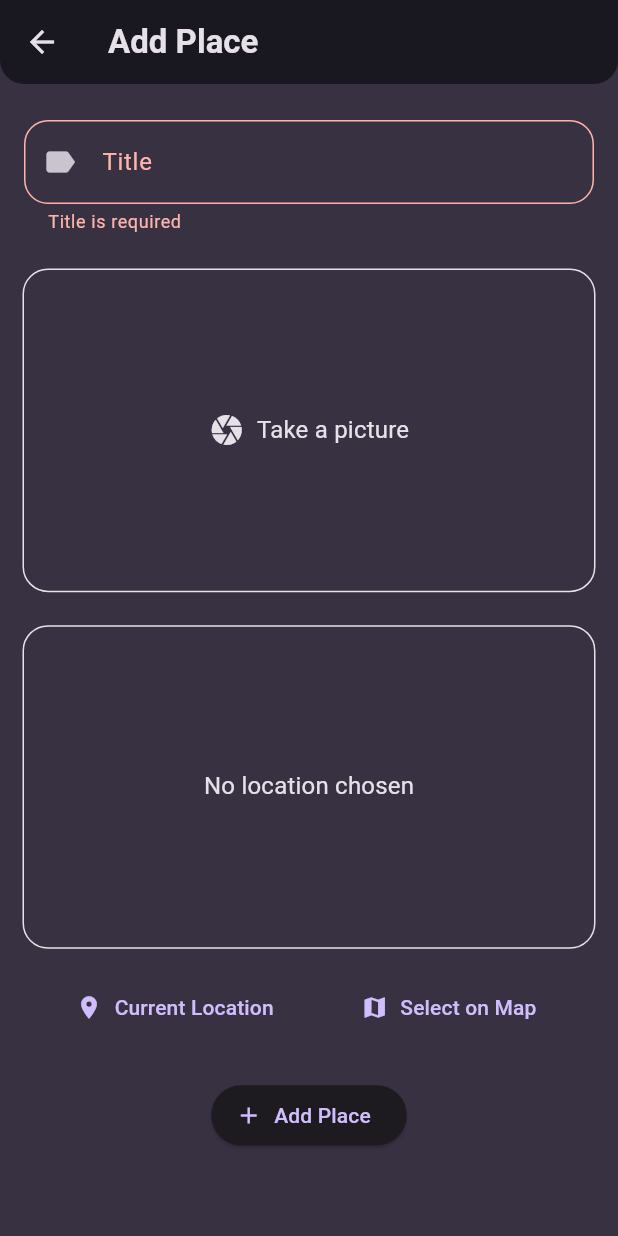
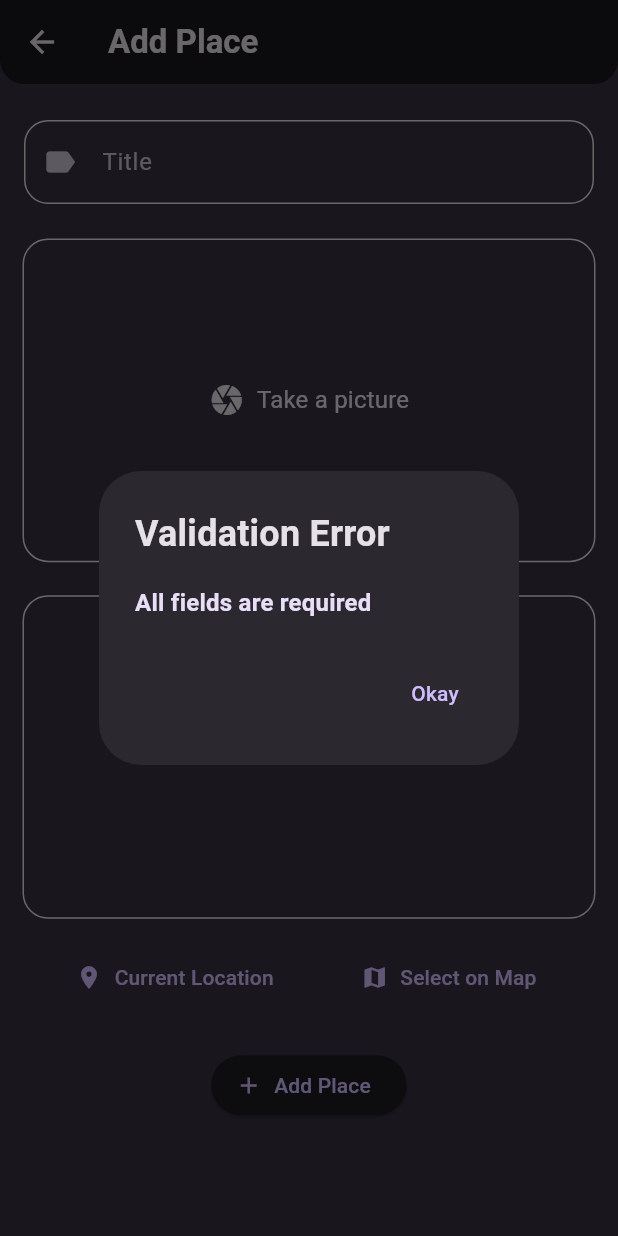
Before and after one commit to Satin3737/flutter_favorite_places_app, a Flutter app: the AddPlaceScreen screen opened directly, after a tap on "Add Place", on a phone screen of 412 x 824 dp. Run offline on Flutter 3.47's test engine with Material 3 defaults, Android fonts, the phone set to English and light mode, and no system bars; our stand-ins replace flutter_riverpod, google_fonts, google_maps_flutter, image_picker, location, sqflite; accounts and stored records are empty.

Commit message:
Added possibility to edit places, added validation, added helpers

```diff
--- /dev/null
+++ b/lib/helper/path_helper.dart
@@ -0,0 +1,17 @@
+import 'dart:io';
+
+import 'package:path/path.dart' as path;
+import 'package:path_provider/path_provider.dart' as syspaths;
+
+class PathHelper {
+  static late final Directory appDir;
+
+  static Future<void> init() async {
+    appDir = await syspaths.getApplicationDocumentsDirectory();
+  }
+
+  static Future<File> copyImage(File image) async {
+    final fileName = path.basename(image.path);
+    return await image.copy('${appDir.path}/$fileName');
+  }
+}
--- a/lib/screens/add_place_screen.dart
+++ b/lib/screens/add_place_screen.dart
@@ -1,43 +1,112 @@
 import 'dart:io';
 
 import 'package:flutter/material.dart';
+import 'package:flutter_favorite_places_app/helper/path_helper.dart';
+import 'package:flutter_favorite_places_app/models/place.dart';
 import 'package:flutter_favorite_places_app/models/place_location.dart';
 import 'package:flutter_favorite_places_app/providers/places_provider.dart';
 import 'package:flutter_favorite_places_app/widgets/image_input.dart';
 import 'package:flutter_favorite_places_app/widgets/location_input.dart';
+import 'package:flutter_favorite_places_app/widgets/validation_dialog.dart';
 import 'package:flutter_riverpod/flutter_riverpod.dart';
 
 class AddPlaceScreen extends ConsumerStatefulWidget {
-  const AddPlaceScreen({super.key});
+  const AddPlaceScreen({super.key, this.editPlace});
+
+  final Place? editPlace;
 
   @override
   ConsumerState<AddPlaceScreen> createState() => _AddPlaceScreenState();
 }
 
 class _AddPlaceScreenState extends ConsumerState<AddPlaceScreen> {
-  final _formKey = GlobalKey<FormState>();
-  String _title = '';
+  final _titleController = TextEditingController();
   File? _image;
   PlaceLocation? _location;
 
-  void _saveForm() {
-    if (_formKey.currentState!.validate() &&
-        _image != null &&
-        _location != null) {
-      _formKey.currentState!.save();
+  @override
+  void initState() {
+    super.initState();
 
-      ref.read(placesProvider.notifier).addPlace(
-            title: _title,
+    if (widget.editPlace != null) {
+      _titleController.text = widget.editPlace!.title;
+      _image = widget.editPlace!.image;
+      _location = widget.editPlace!.location;
+    }
+  }
+
+  void _showErrorDialog(String message) {
+    showDialog(
+      context: context,
+      builder: (ctx) => ValidationDialog(message: message),
+    );
+  }
+
+  bool _validateForm() {
+    final title = _titleController.text.trim();
+
+    if (title.isEmpty && _image == null && _location == null) {
+      _showErrorDialog('All fields are required');
+      return false;
+    }
+
+    if (title.isEmpty) {
+      _showErrorDialog('Title is required');
+      return false;
+    }
+    if (title.length < 2) {
+      _showErrorDialog('Title must be at least 2 characters long');
+      return false;
+    }
+    if (_image == null) {
+      _showErrorDialog('Image is required');
+      return false;
+    }
+    if (_location == null) {
+      _showErrorDialog('Location is required');
+      return false;
+    }
+
+    return true;
+  }
+
+  void _saveForm() async {
+    final title = _titleController.text.trim();
+
+    if (_validateForm()) {
+      final notifier = ref.read(placesProvider.notifier);
+
+      if (widget.editPlace == null) {
+        notifier.addPlace(
+          title: title,
           image: _image!,
           location: _location!,
         );
+      } else {
+        notifier.updatePlace(
+          id: widget.editPlace!.id,
+          title: title,
+          image: widget.editPlace!.image != _image
+              ? await PathHelper.copyImage(_image!)
+              : _image!,
+          location: _location!,
+        );
+      }
 
+      if (context.mounted) {
         Navigator.of(context).pop();
+      }
     }
   }
 
   void _selectImage(File image) => _image = image;
   void _selectLocation(PlaceLocation location) => _location = location;
+
+  @override
+  void dispose() {
+    _titleController.dispose();
+    super.dispose();
+  }
 
   @override
   Widget build(BuildContext context) {
@@ -50,12 +119,11 @@ class _AddPlaceScreenState extends ConsumerState<AddPlaceScreen> {
       ),
       body: SingleChildScrollView(
         padding: const EdgeInsets.symmetric(horizontal: 16, vertical: 24),
-        child: Form(
-          key: _formKey,
         child: Column(
           spacing: 24,
           children: [
-              TextFormField(
+            TextField(
+              controller: _titleController,
               style: TextStyle(color: cScheme.onSurface),
               decoration: InputDecoration(
                 labelText: 'Title',
@@ -68,28 +136,25 @@ class _AddPlaceScreenState extends ConsumerState<AddPlaceScreen> {
                   borderRadius: BorderRadius.circular(16),
                 ),
               ),
-                validator: (value) {
-                  if (value == null || value.isEmpty) {
-                    return 'Title is required';
-                  }
-                  if (value.trim().length < 2) {
-                    return 'Title must be at least 2 characters long';
-                  }
-                  return null;
-                },
-                onSaved: (value) => _title = value!,
             ),
-              ImageInput(onSelectImage: _selectImage),
-              LocationInput(onSelectLocation: _selectLocation),
+            ImageInput(
+              currentImage: _image,
+              onSelectImage: _selectImage,
+            ),
+            LocationInput(
+              currentLocation: _location,
+              onSelectLocation: _selectLocation,
+            ),
             ElevatedButton.icon(
               icon: Icon(Icons.add),
-                label: Text('Add Place'),
+              label: Text(
+                widget.editPlace == null ? 'Add Place' : 'Update Place',
+              ),
               onPressed: _saveForm,
             ),
           ],
         ),
       ),
-      ),
     );
   }
 }
--- a/lib/screens/places_screen.dart
+++ b/lib/screens/places_screen.dart
@@ -1,5 +1,6 @@
 import 'package:flutter/material.dart';
 import 'package:flutter_favorite_places_app/helper/db_helper.dart';
+import 'package:flutter_favorite_places_app/helper/path_helper.dart';
 import 'package:flutter_favorite_places_app/providers/places_provider.dart';
 import 'package:flutter_favorite_places_app/screens/add_place_screen.dart';
 import 'package:flutter_favorite_places_app/widgets/places_list.dart';
@@ -22,6 +23,7 @@ class _PlacesScreenState extends ConsumerState<PlacesScreen> {
   }
 
   Future<void> _initPlacesDb() async {
+    await PathHelper.init();
     await DbHelper.init();
     return ref.read(placesProvider.notifier).fetchPlaces();
   }
--- a/lib/widgets/image_input.dart
+++ b/lib/widgets/image_input.dart
@@ -4,8 +4,13 @@ import 'package:flutter/material.dart';
 import 'package:image_picker/image_picker.dart';
 
 class ImageInput extends StatefulWidget {
-  const ImageInput({super.key, required this.onSelectImage});
+  const ImageInput({
+    super.key,
+    this.currentImage,
+    required this.onSelectImage,
+  });
 
+  final File? currentImage;
   final void Function(File image) onSelectImage;
 
   @override
@@ -14,6 +19,12 @@ class ImageInput extends StatefulWidget {
 
 class _ImageInputState extends State<ImageInput> {
   File? _chosenImage;
+
+  @override
+  void initState() {
+    super.initState();
+    _chosenImage = widget.currentImage;
+  }
 
   void _takePicture() async {
     final imagePicker = ImagePicker();
@@ -25,10 +36,6 @@ class _ImageInputState extends State<ImageInput> {
     if (image == null) return;
     setState(() => _chosenImage = File(image.path));
     widget.onSelectImage(_chosenImage!);
-  }
-
-  void _removeImage() {
-    setState(() => _chosenImage = null);
   }
 
   @override
@@ -52,30 +59,11 @@ class _ImageInputState extends State<ImageInput> {
     );
 
     if (_chosenImage != null) {
-      content = Stack(
-        children: [
-          Image.file(
-            _chosenImage!,
-            width: double.infinity,
-            height: double.infinity,
-            fit: BoxFit.cover,
-          ),
-          Positioned(
-            top: 8,
-            right: 8,
-            child: IconButton(
-              icon: Icon(Icons.delete),
-              color: theme.colorScheme.error,
-              style: IconButton.styleFrom(
-                shape: CircleBorder(),
-                backgroundColor: theme.colorScheme.surface.withValues(
-                  alpha: 0.5,
-                ),
-              ),
-              onPressed: _removeImage,
-            ),
-          ),
-        ],
+      content = Image.file(
+        _chosenImage!,
+        width: double.infinity,
+        height: double.infinity,
+        fit: BoxFit.cover,
       );
     }
 
--- a/lib/widgets/location_input.dart
+++ b/lib/widgets/location_input.dart
@@ -9,8 +9,13 @@ import 'package:http/http.dart' as http;
 import 'package:location/location.dart';
 
 class LocationInput extends StatefulWidget {
-  const LocationInput({super.key, required this.onSelectLocation});
+  const LocationInput({
+    super.key,
+    this.currentLocation,
+    required this.onSelectLocation,
+  });
 
+  final PlaceLocation? currentLocation;
   final void Function(PlaceLocation location) onSelectLocation;
 
   @override
@@ -20,6 +25,12 @@ class LocationInput extends StatefulWidget {
 class _LocationInputState extends State<LocationInput> {
   PlaceLocation? _placeLocation;
   bool _isGettingLocation = false;
+
+  @override
+  void initState() {
+    super.initState();
+    _placeLocation = widget.currentLocation;
+  }
 
   void _savePlaceLocation(double latitude, double longitude) async {
     final url = MapsHelper.getMapApiUri(latitude, longitude);
--- /dev/null
+++ b/lib/widgets/validation_dialog.dart
@@ -0,0 +1,35 @@
+import 'package:flutter/material.dart';
+
+class ValidationDialog extends StatelessWidget {
+  const ValidationDialog({super.key, required this.message});
+
+  final String message;
+
+  @override
+  Widget build(BuildContext context) {
+    final theme = Theme.of(context);
+
+    return AlertDialog(
+      title: Text(
+        'Validation Error',
+        style: theme.textTheme.titleMedium!.copyWith(
+          fontSize: 24,
+          color: theme.colorScheme.onSurface,
+        ),
+      ),
+      content: Text(
+        message,
+        style: theme.textTheme.titleMedium!.copyWith(
+          fontSize: 16,
+          color: theme.colorScheme.onSecondaryContainer,
+        ),
+      ),
+      actions: [
+        TextButton(
+          child: const Text('Okay'),
+          onPressed: () => Navigator.of(context).pop(),
+        ),
+      ],
+    );
+  }
+}
```
Also changed, not shown: lib/helper/db_helper.dart (+15 -0 lines), lib/providers/places_provider.dart (+19 -8 lines), lib/screens/map_screen.dart (+14 -10 lines), lib/widgets/places_list.dart (+31 -1 lines). Lines whose indentation alone changed are shown as unchanged.
